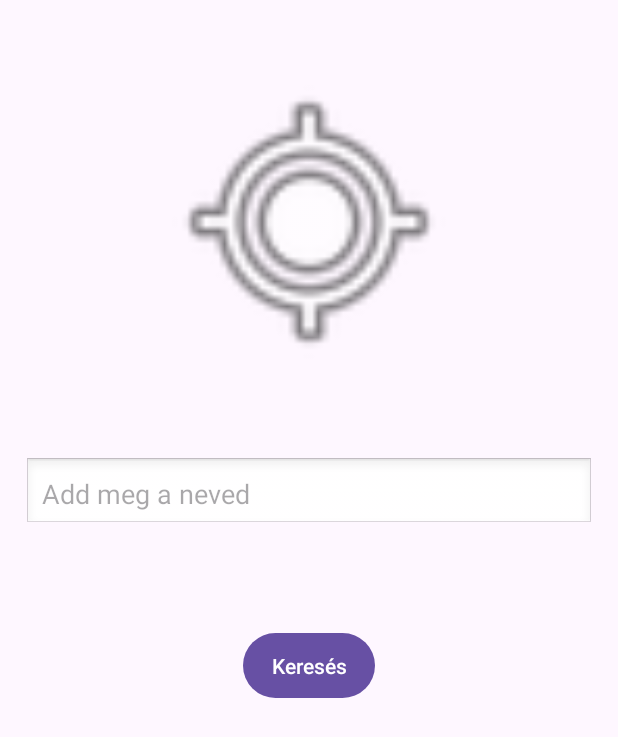
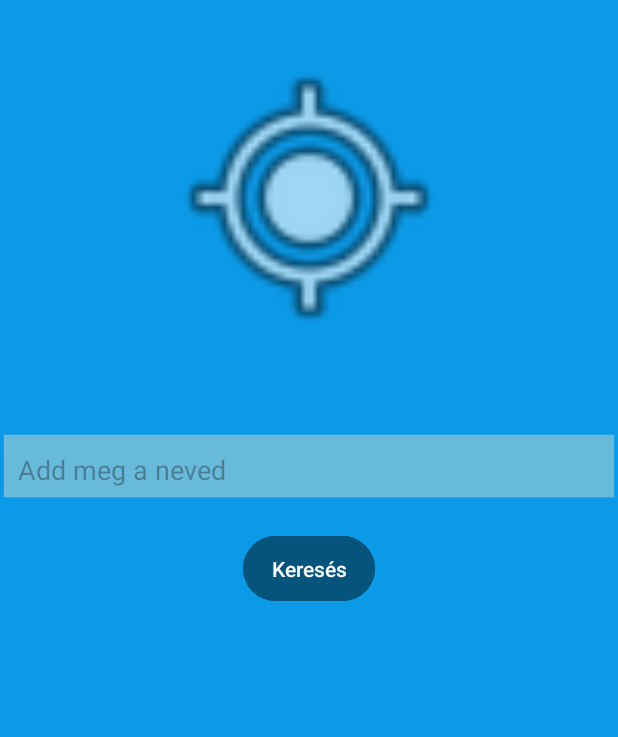
Before and after one commit to KrisztianBordacs/Kotlinbasics, an Android app: the WeatherActivity screen opened directly, with no data from a screen before it, on a phone screen of 412 x 824 dp. Shown: the top 737 px of the screen. Run offline under Robolectric (Android 15) with nearby library versions, the phone set to English and light mode, and no system bars.

Commit message:
Működik stabil

```diff
--- a/app/src/main/res/layout/activity_weather.xml
+++ b/app/src/main/res/layout/activity_weather.xml
@@ -2,10 +2,10 @@
 <LinearLayout xmlns:android="http://schemas.android.com/apk/res/android"
     xmlns:tools="http://schemas.android.com/tools"
     android:id="@+id/weather"
+    style="@style/Base.Theme.Kotlinbasics2"
     android:layout_width="match_parent"
     android:layout_height="match_parent"
-    android:layout_margin="16dp"
-    android:backgroundTint="#FEF7FF"
+    android:padding="16dp"
     android:orientation="vertical"
     tools:context=".WeatherActivity">
 
@@ -35,6 +35,7 @@
         android:hint="Add meg a neved"
         android:inputType="text"
         android:padding="12dp"
+        style="@style/EditTextStyle"
         />
 
     <TextView
@@ -45,7 +46,25 @@
         android:text="-33 °C"
         android:textAlignment="center"
         android:textSize="30sp"
-        android:visibility="invisible"/>
+        android:visibility="gone"/>
+    <TextView
+        android:id="@+id/humidityTextView"
+        android:layout_width="match_parent"
+        android:layout_height="wrap_content"
+        android:layout_marginTop="8dp"
+        android:text="-33 °C"
+        android:textAlignment="center"
+        android:textSize="30sp"
+        android:visibility="gone"/>
+    <TextView
+        android:id="@+id/windTextView"
+        android:layout_width="match_parent"
+        android:layout_height="wrap_content"
+        android:layout_marginTop="8dp"
+        android:text="-33 °C"
+        android:textAlignment="center"
+        android:textSize="30sp"
+        android:visibility="gone"/>
     <Button
         android:id="@+id/searchButton"
         android:layout_width="wrap_content"
@@ -53,7 +72,8 @@
         android:layout_marginBottom="24dp"
         android:padding="12dp"
         android:text="Keresés"
-        android:layout_gravity="center"/>
+        android:layout_gravity="center"
+        style="@style/ButtonStyle"/>
 
 
 </LinearLayout>
--- a/app/src/main/res/values-night/themes.xml
+++ b/app/src/main/res/values-night/themes.xml
@@ -3,5 +3,13 @@
     <style name="Base.Theme.Kotlinbasics2" parent="Theme.Material3.DayNight.NoActionBar">
         <!-- Customize your dark theme here. -->
         <!-- <item name="colorPrimary">@color/my_dark_primary</item> -->
+        <item name="android:background">@color/darkbg</item>
+    </style>
+    <style name="EditTextStyle">
+        <item name="backgroundTint">@color/darkestblue</item>
+    </style>
+    <style name="ButtonStyle">
+        <item name="android:backgroundTint">@color/darkestblue</item>
+        <item name="android:textColor">@color/white</item>
     </style>
 </resources>
--- a/app/src/main/res/values/colors.xml
+++ b/app/src/main/res/values/colors.xml
@@ -2,4 +2,9 @@
 <resources>
     <color name="black">#FF000000</color>
     <color name="white">#FFFFFFFF</color>
+    <color name="darkbg">#04749C</color>
+    <color name="lightbg">#0B9AE7</color>
+    <color name="lightestblue">#6DBCDB</color>
+    <color name="darkestblue">#05547C</color>
+
 </resources>
--- a/app/src/main/res/values/themes.xml
+++ b/app/src/main/res/values/themes.xml
@@ -3,7 +3,15 @@
     <style name="Base.Theme.Kotlinbasics2" parent="Theme.Material3.DayNight.NoActionBar">
         <!-- Customize your light theme here. -->
         <!-- <item name="colorPrimary">@color/my_light_primary</item> -->
+        <item name="android:background">@color/lightbg</item>
     </style>
 
     <style name="Theme.Kotlinbasics2" parent="Base.Theme.Kotlinbasics2" />
+    <style name="EditTextStyle">
+        <item name="backgroundTint">@color/lightestblue</item>
+    </style>
+    <style name="ButtonStyle">
+        <item name="android:backgroundTint">@color/darkestblue</item>
+        <item name="android:textColor">@color/white</item>
+    </style>
 </resources>
```
Also changed, not shown: app/src/main/java/com/example/kotlinbasics2/WeatherActivity.kt (+19 -2 lines), app/src/main/java/com/example/kotlinbasics2/model/WeatherResponse.kt (+8 -2 lines), app/src/main/res/layout/activity_calculator.xml (+10 -6 lines), app/src/main/res/layout/activity_greeting.xml (+5 -3 lines), app/src/main/res/layout/activity_main.xml (+8 -5 lines).
